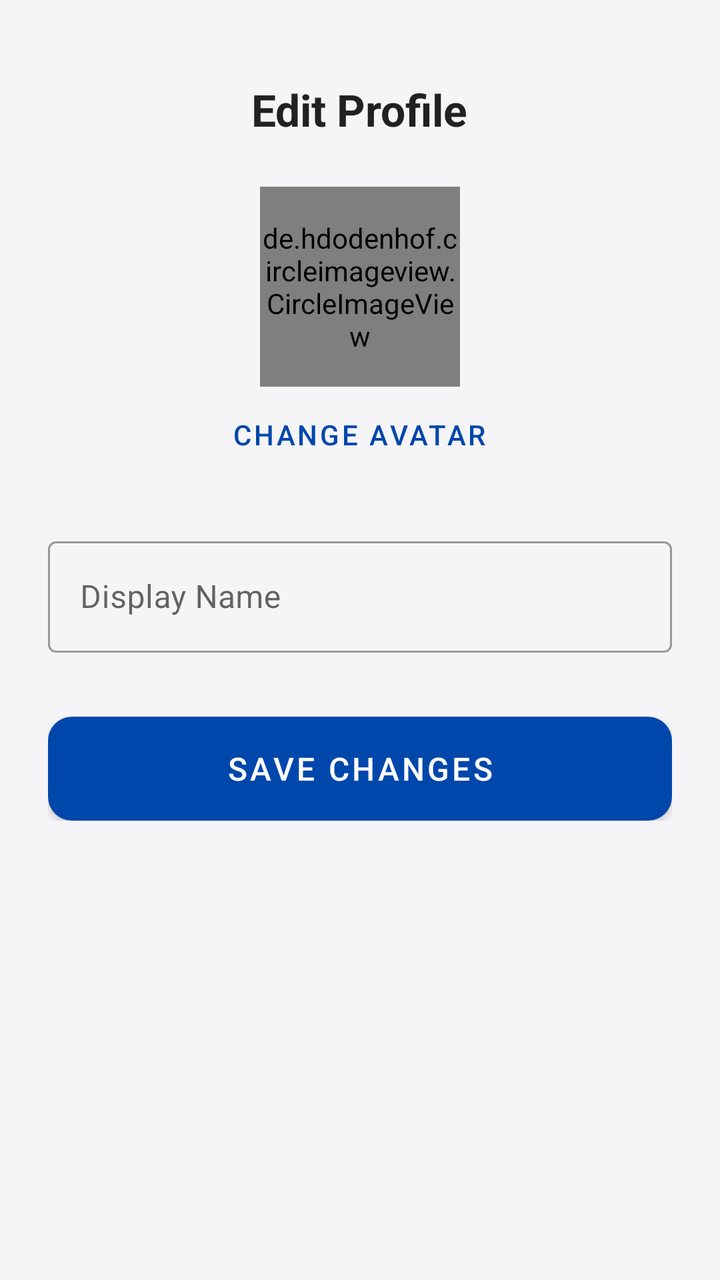
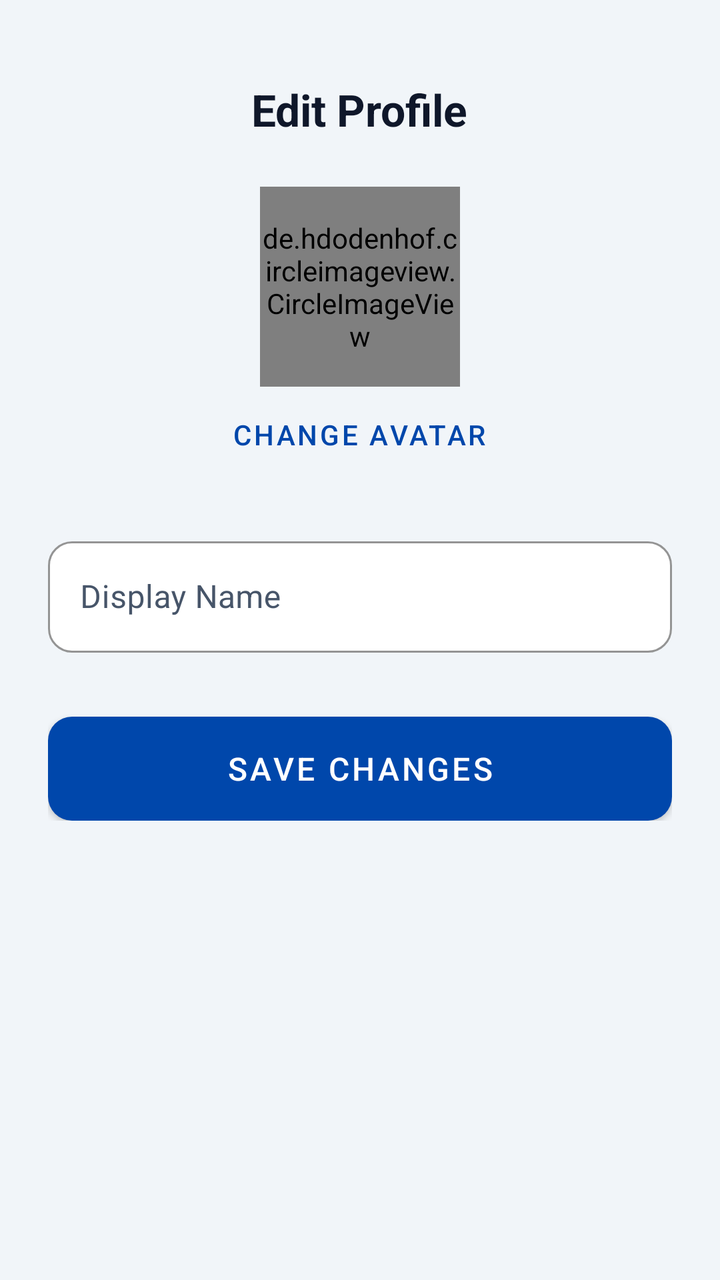

Screens rendered from an Android XML layout before and after an edit, with the pre-edit source and the edit as a unified diff.
<!-- AndroidManifest.xml: application theme Theme.MeetWith -->
<!-- res/layout/activity_profile.xml -->
<?xml version="1.0" encoding="utf-8"?>
<ScrollView xmlns:android="http://schemas.android.com/apk/res/android"
    xmlns:app="http://schemas.android.com/apk/res-auto"
    android:layout_width="match_parent"
    android:layout_height="match_parent"
    android:background="@color/background">

    <LinearLayout
        android:layout_width="match_parent"
        android:layout_height="wrap_content"
        android:orientation="vertical"
        android:gravity="center_horizontal"
        android:padding="24dp">

        <TextView
            android:layout_width="wrap_content"
            android:layout_height="wrap_content"
            android:text="Edit Profile"
            android:textColor="@color/text_primary"
            android:textSize="22sp"
            android:textStyle="bold"
            android:layout_marginTop="16dp"
            android:layout_marginBottom="24dp" />

        <de.hdodenhof.circleimageview.CircleImageView
            android:id="@+id/ivProfileAvatar"
            android:layout_width="100dp"
            android:layout_height="100dp"
            android:src="@drawable/student"
            app:civ_border_color="@color/primary"
            app:civ_border_width="2dp" />

        <Button
            android:id="@+id/btnChangeAvatar"
            style="@style/Widget.MaterialComponents.Button.TextButton"
            android:layout_width="wrap_content"
            android:layout_height="wrap_content"
            android:text="Change Avatar"
            android:textColor="@color/primary" />

        <com.google.android.material.textfield.TextInputLayout
            style="@style/Widget.MaterialComponents.TextInputLayout.OutlinedBox"
            android:layout_width="match_parent"
            android:layout_height="wrap_content"
            android:layout_marginTop="24dp"
            android:hint="Display Name">

            <com.google.android.material.textfield.TextInputEditText
                android:id="@+id/etProfileName"
                android:layout_width="match_parent"
                android:layout_height="wrap_content" />
        </com.google.android.material.textfield.TextInputLayout>

        <Button
            android:id="@+id/btnSaveProfile"
            android:layout_width="match_parent"
            android:layout_height="52dp"
            android:layout_marginTop="32dp"
            android:background="@drawable/bg_button_blue"
            android:text="Save Changes"
            android:textColor="@color/white"
            android:textSize="16sp" />
    </LinearLayout>
</ScrollView>
<!-- resources referenced by this layout -->
<resources>
  <color name="background">#F5F5F7</color>
  <color name="primary">#0047AB</color>
  <color name="text_primary">#212121</color>
  <color name="white">#FFFFFF</color>
  <!-- drawable bg_button_blue (drawable) -->
  <?xml version="1.0" encoding="utf-8"?>
  <shape xmlns:android="http://schemas.android.com/apk/res/android"
      android:shape="rectangle">
      <corners android:radius="12dp" />
      <solid android:color="@color/primary" />
  </shape>
  <!-- drawable student: png bitmap (drawable, 6377 bytes) -->
  <style name="Theme.MeetWith" parent="Theme.MaterialComponents.DayNight.NoActionBar">
          <item name="colorPrimary">@color/primary</item>
          <item name="colorPrimaryVariant">@color/primary_dark</item>
          <item name="colorOnPrimary">@color/white</item>
          <item name="colorSecondary">@color/accent</item>
          <item name="colorSecondaryVariant">@color/accent</item>
          <item name="colorOnSecondary">@color/white</item>
          <item name="android:statusBarColor">@color/primary_dark</item>
          <item name="android:windowBackground">@color/background</item>
      </style>
  <color name="primary_dark">#003380</color>
  <color name="accent">#F26D21</color>
</resources>

<!-- the commit's change to res/layout/activity_profile.xml (unified diff, before → after) -->
@@ -43,12 +43,18 @@
             android:layout_width="match_parent"
             android:layout_height="wrap_content"
             android:layout_marginTop="24dp"
-            android:hint="Display Name">
+            android:hint="Display Name"
+            app:boxBackgroundColor="@color/white"
+            app:boxStrokeColor="@color/primary"
+            app:hintTextColor="@color/primary"
+            android:textColorHint="@color/text_secondary">
 
             <com.google.android.material.textfield.TextInputEditText
                 android:id="@+id/etProfileName"
                 android:layout_width="match_parent"
-                android:layout_height="wrap_content" />
+                android:layout_height="wrap_content"
+                android:textColor="@color/text_primary"
+                android:textColorHint="@color/text_secondary" />
         </com.google.android.material.textfield.TextInputLayout>
 
         <Button
<!-- resource entries referenced after the edit -->
@@ -1,8 +1,9 @@
 <!-- resources referenced by this layout -->
 <resources>
-  <color name="background">#F5F5F7</color>
+  <color name="background">#F1F5F9</color>
   <color name="primary">#0047AB</color>
-  <color name="text_primary">#212121</color>
+  <color name="text_primary">#0F172A</color>
+  <color name="text_secondary">#475569</color>
   <color name="white">#FFFFFF</color>
   <!-- drawable bg_button_blue (drawable) -->
   <?xml version="1.0" encoding="utf-8"?>
@@ -12,7 +13,7 @@
       <solid android:color="@color/primary" />
   </shape>
   <!-- drawable student: png bitmap (drawable, 6377 bytes) -->
-  <style name="Theme.MeetWith" parent="Theme.MaterialComponents.DayNight.NoActionBar">
+  <style name="Theme.MeetWith" parent="Theme.MaterialComponents.Light.NoActionBar">
           <item name="colorPrimary">@color/primary</item>
           <item name="colorPrimaryVariant">@color/primary_dark</item>
           <item name="colorOnPrimary">@color/white</item>
@@ -21,8 +22,32 @@
           <item name="colorOnSecondary">@color/white</item>
           <item name="android:statusBarColor">@color/primary_dark</item>
           <item name="android:windowBackground">@color/background</item>
+          
+          
+          <item name="android:textColor">@color/text_primary</item>
+          <item name="android:textColorPrimary">@color/text_primary</item>
+          <item name="android:textColorSecondary">@color/text_secondary</item>
+          <item name="android:editTextColor">@color/input_text</item>
+          <item name="android:textColorHint">@color/text_hint</item>
+  
+          
+          <item name="textInputStyle">@style/Widget.MeetWith.TextInputLayout</item>
       </style>
-  <color name="primary_dark">#003380</color>
+  <color name="primary_dark">#002D6C</color>
   <color name="accent">#F26D21</color>
+  <color name="input_text">#0F172A</color>
+  <color name="text_hint">#64748B</color>
+  <style name="Widget.MeetWith.TextInputLayout" parent="Widget.MaterialComponents.TextInputLayout.OutlinedBox">
+          <item name="boxBackgroundColor">@color/input_bg</item>
+          <item name="boxStrokeColor">@color/primary</item>
+          <item name="boxStrokeWidth">1.5dp</item>
+          <item name="boxCornerRadiusTopStart">12dp</item>
+          <item name="boxCornerRadiusTopEnd">12dp</item>
+          <item name="boxCornerRadiusBottomStart">12dp</item>
+          <item name="boxCornerRadiusBottomEnd">12dp</item>
+          <item name="hintTextColor">@color/primary</item>
+          <item name="android:textColorHint">@color/text_hint</item>
+      </style>
+  <color name="input_bg">#FFFFFF</color>
 </resources>
 
